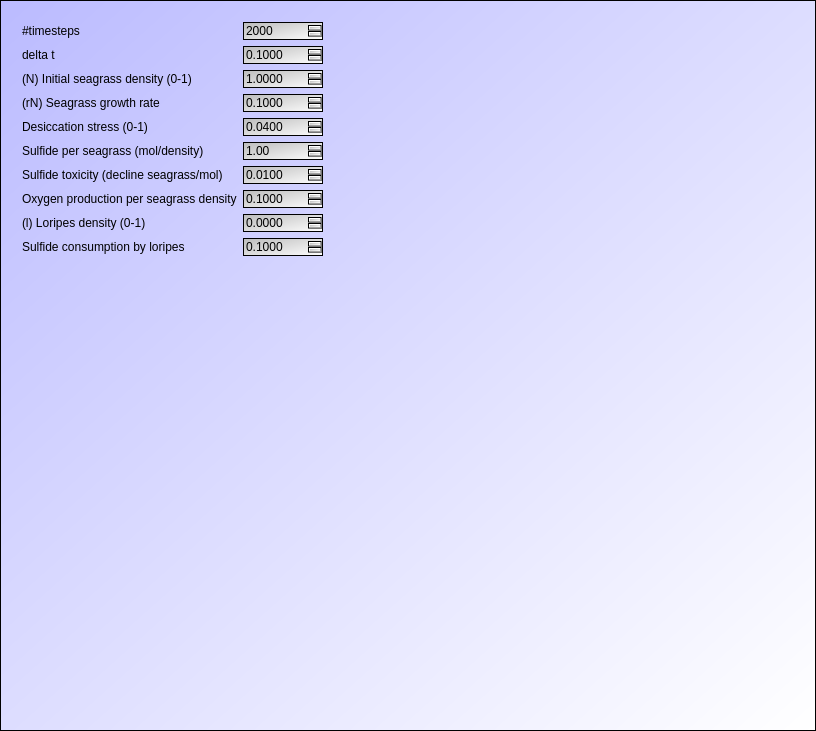
Above: Tools/ToolMutualismBreakdowner/qtdialog.ui from richelbilderbeek/ProjectRichelBilderbeek before the change. Below: the same form after it.
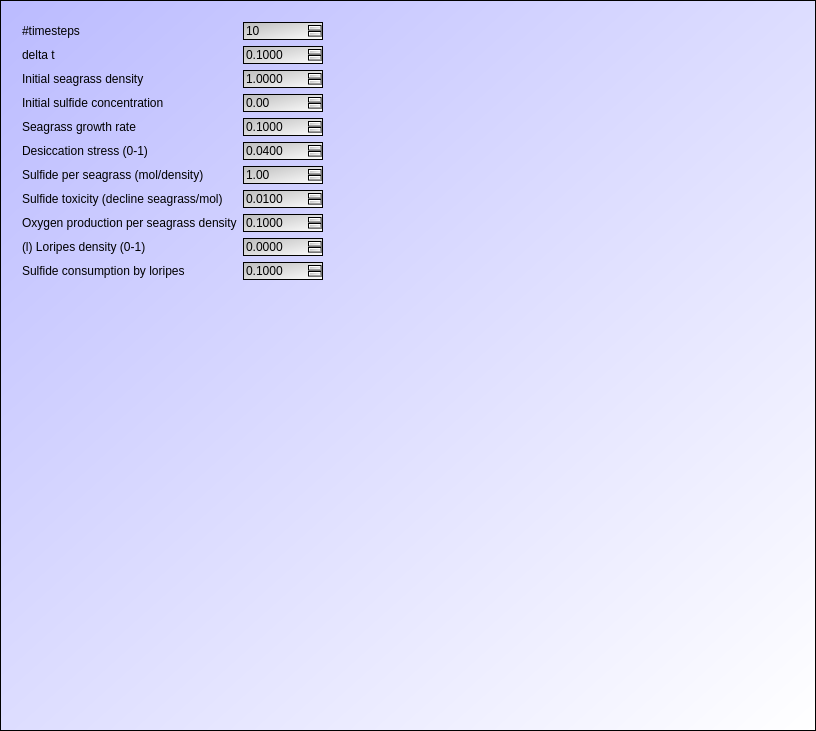
That is the form after the change. Custom widgets are drawn as their Qt base class.

Commit message: Seagrass does dies by toxicity

The edit to the form file:
```diff
--- a/Tools/ToolMutualismBreakdowner/qtdialog.ui
+++ b/Tools/ToolMutualismBreakdowner/qtdialog.ui
@@ -58,14 +58,14 @@
          <number>999999999</number>
         </property>
         <property name="value">
-         <number>2000</number>
+         <number>10</number>
         </property>
        </widget>
       </item>
       <item row="2" column="0">
        <widget class="QLabel" name="label_init_seagrass_density">
         <property name="text">
-         <string>(N) Initial seagrass density (0-1)</string>
+         <string>Initial seagrass density</string>
         </property>
        </widget>
       </item>
@@ -88,14 +88,14 @@
         </property>
        </widget>
       </item>
-      <item row="3" column="0">
+      <item row="4" column="0">
        <widget class="QLabel" name="label_seagrass_growth_rate">
         <property name="text">
-         <string>(rN) Seagrass growth rate</string>
+         <string>Seagrass growth rate</string>
         </property>
        </widget>
       </item>
-      <item row="3" column="1">
+      <item row="4" column="1">
        <widget class="QDoubleSpinBox" name="box_seagrass_growth_rate">
         <property name="decimals">
          <number>4</number>
@@ -111,14 +111,14 @@
         </property>
        </widget>
       </item>
-      <item row="4" column="0">
+      <item row="5" column="0">
        <widget class="QLabel" name="label">
         <property name="text">
          <string>Desiccation stress (0-1)</string>
         </property>
        </widget>
       </item>
-      <item row="4" column="1">
+      <item row="5" column="1">
        <widget class="QDoubleSpinBox" name="box_desiccation_stress">
         <property name="decimals">
          <number>4</number>
@@ -134,14 +134,14 @@
         </property>
        </widget>
       </item>
-      <item row="5" column="0">
+      <item row="6" column="0">
        <widget class="QLabel" name="label_2">
         <property name="text">
          <string>Sulfide per seagrass (mol/density)</string>
         </property>
        </widget>
       </item>
-      <item row="5" column="1">
+      <item row="6" column="1">
        <widget class="QDoubleSpinBox" name="box_sulfide_mol_per_seagrass_density">
         <property name="maximum">
          <double>100.000000000000000</double>
@@ -151,14 +151,14 @@
         </property>
        </widget>
       </item>
-      <item row="6" column="0">
+      <item row="7" column="0">
        <widget class="QLabel" name="label_7">
         <property name="text">
          <string>Sulfide toxicity (decline seagrass/mol)</string>
         </property>
        </widget>
       </item>
-      <item row="6" column="1">
+      <item row="7" column="1">
        <widget class="QDoubleSpinBox" name="box_sulfide_toxicity">
         <property name="decimals">
          <number>4</number>
@@ -174,14 +174,14 @@
         </property>
        </widget>
       </item>
-      <item row="7" column="0">
+      <item row="8" column="0">
        <widget class="QLabel" name="label_6">
         <property name="text">
          <string>Oxygen production per seagrass density</string>
         </property>
        </widget>
       </item>
-      <item row="7" column="1">
+      <item row="8" column="1">
        <widget class="QDoubleSpinBox" name="box_oxygen_production">
         <property name="decimals">
          <number>4</number>
@@ -194,14 +194,14 @@
         </property>
        </widget>
       </item>
-      <item row="8" column="0">
+      <item row="9" column="0">
        <widget class="QLabel" name="label_loripes_density">
         <property name="text">
          <string>(l) Loripes density (0-1)</string>
         </property>
        </widget>
       </item>
-      <item row="8" column="1">
+      <item row="9" column="1">
        <widget class="QDoubleSpinBox" name="box_loripes_density">
         <property name="decimals">
          <number>4</number>
@@ -211,14 +211,14 @@
         </property>
        </widget>
       </item>
-      <item row="9" column="0">
+      <item row="10" column="0">
        <widget class="QLabel" name="label_4">
         <property name="text">
          <string>Sulfide consumption by loripes</string>
         </property>
        </widget>
       </item>
-      <item row="9" column="1">
+      <item row="10" column="1">
        <widget class="QDoubleSpinBox" name="box_sulfide_consumption_by_loripes">
         <property name="decimals">
          <number>4</number>
@@ -257,6 +257,16 @@
         </property>
        </widget>
       </item>
+      <item row="3" column="0">
+       <widget class="QLabel" name="label_8">
+        <property name="text">
+         <string>Initial sulfide concentration</string>
+        </property>
+       </widget>
+      </item>
+      <item row="3" column="1">
+       <widget class="QDoubleSpinBox" name="box_initial_sulfide_concentration"/>
+      </item>
      </layout>
     </widget>
    </item>
```
Left out of the diff: 3 changed lines with no effect on the pictures. The commit also changes 4 other files.
